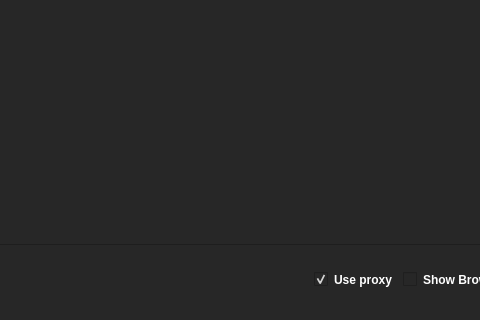
Outsider-corp/OutsideYT, file Outside_YouTube.ui: the form before one commit; both pictures show x 273 to 753 and y 330 to 650 of the 1031 by 650 pixel window.
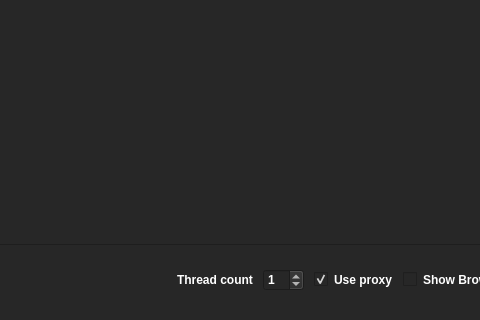
The form after the commit. The open tabs and pages were chosen to show the change.

```diff
--- a/Outside_YouTube.ui
+++ b/Outside_YouTube.ui
@@ -582,6 +582,36 @@
             </property>
            </spacer>
           </item>
+          <item>
+           <widget class="QLabel" name="Watch_Threads_Label">
+            <property name="font">
+             <font>
+              <family>Arial</family>
+              <pointsize>9</pointsize>
+              <weight>75</weight>
+              <bold>true</bold>
+             </font>
+            </property>
+            <property name="text">
+             <string>Thread count</string>
+            </property>
+           </widget>
+          </item>
+          <item>
+           <widget class="QSpinBox" name="Watch_Threads_SpinBox">
+            <property name="font">
+             <font>
+              <family>Arial</family>
+              <pointsize>9</pointsize>
+              <weight>75</weight>
+              <bold>true</bold>
+             </font>
+            </property>
+            <property name="value">
+             <number>1</number>
+            </property>
+           </widget>
+          </item>
           <item>
            <widget class="QCheckBox" name="Watch_UseProxy_CheckBox">
             <property name="font">
```
Left out of the diff: 2 changed lines with no effect on the pictures.
